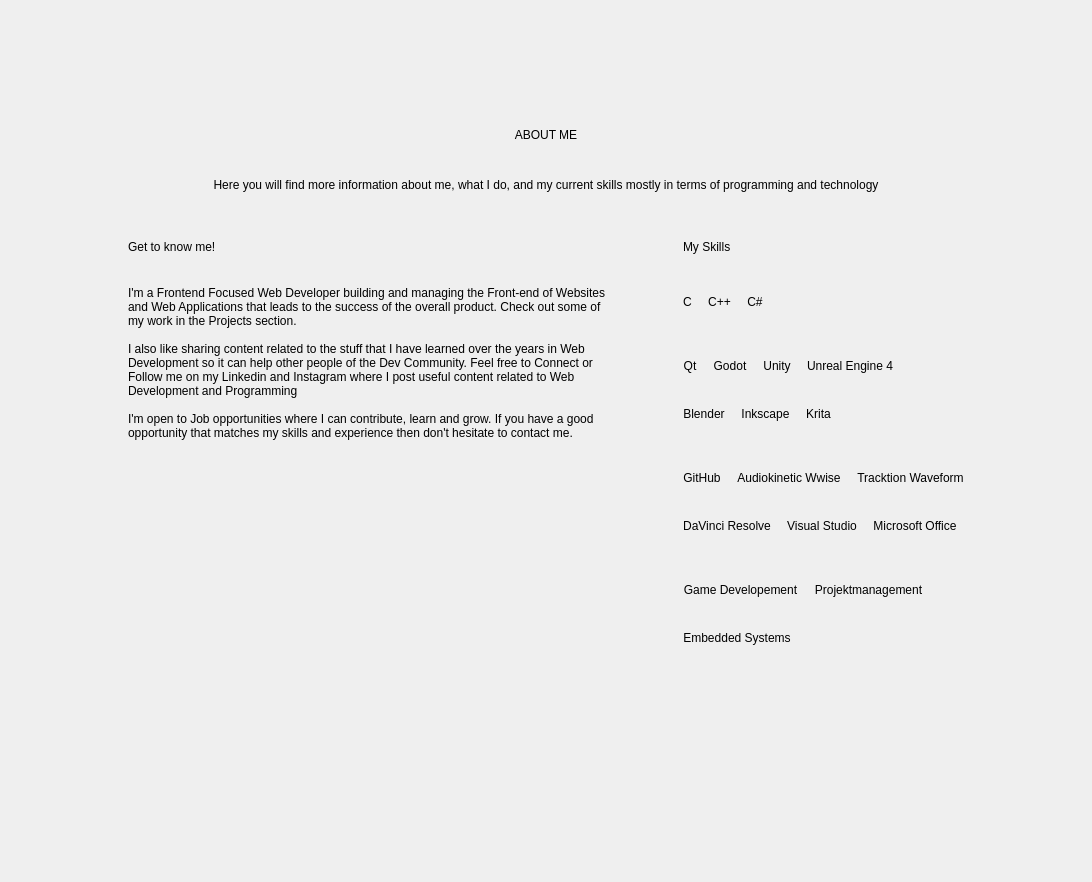
Old version of the form Portfolio_Qt_V6_7/aboutme.ui in the repository DillonLM00/portfolio.
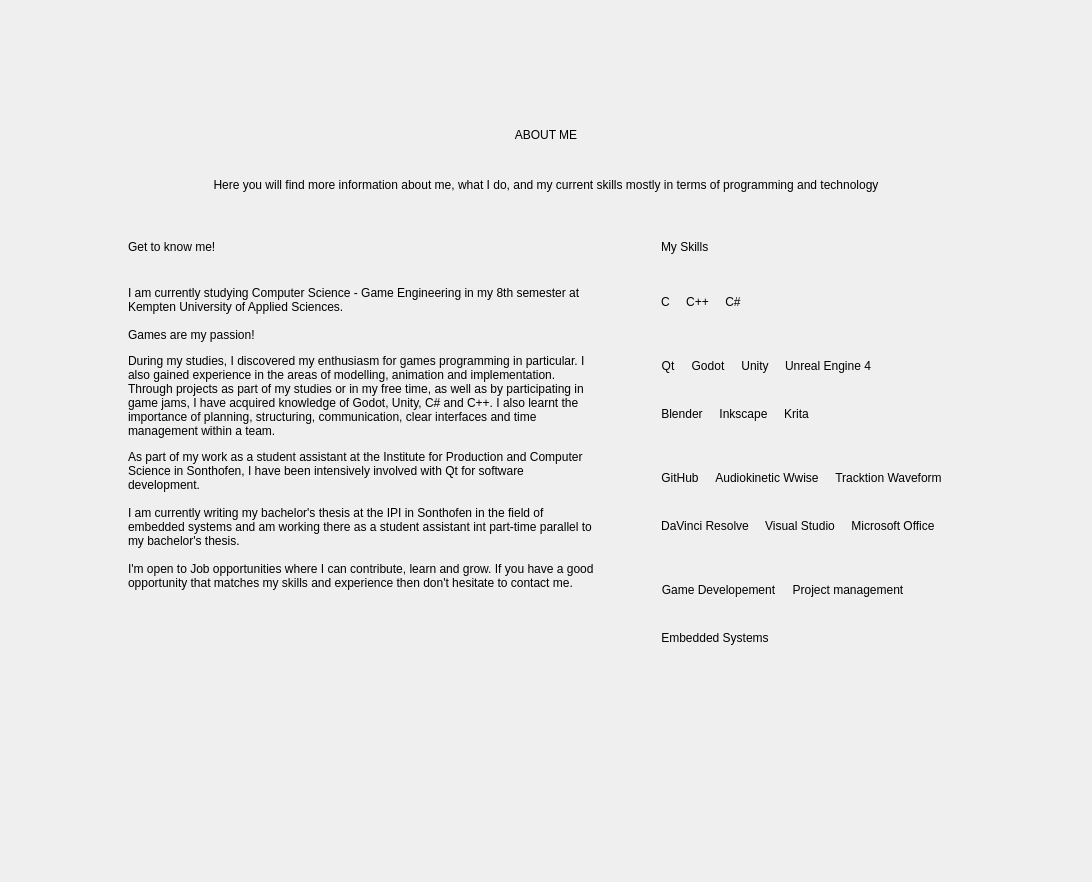
New version of the form.

Patch:
```diff
--- a/Portfolio_Qt_V6_7/aboutme.ui
+++ b/Portfolio_Qt_V6_7/aboutme.ui
@@ -149,11 +149,7 @@
          <item>
           <widget class="QLabel" name="textGTKLabel">
            <property name="text">
-            <string>I'm a Frontend Focused Web Developer building and managing the Front-end of Websites and Web Applications that leads to the success of the overall product. Check out some of my work in the Projects section.
-
-I also like sharing content related to the stuff that I have learned over the years in Web Development so it can help other people of the Dev Community. Feel free to Connect or Follow me on my Linkedin and Instagram where I post useful content related to Web Development and Programming
-
-I'm open to Job opportunities where I can contribute, learn and grow. If you have a good opportunity that matches my skills and experience then don't hesitate to contact me.</string>
+            <string>&lt;html&gt;&lt;head/&gt;&lt;body&gt;&lt;p&gt;I am currently studying Computer Science - Game Engineering in my 8th semester at Kempten University of Applied Sciences.&lt;br/&gt;&lt;br/&gt;Games are my passion!&lt;/p&gt;&lt;p&gt;During my studies, I discovered my enthusiasm for games programming in particular. I also gained experience in the areas of modelling, animation and implementation. Through projects as part of my studies or in my free time, as well as by participating in game jams, I have acquired knowledge of Godot, Unity, C# and C++. I also learnt the importance of planning, structuring, communication, clear interfaces and time management within a team.&lt;/p&gt;&lt;p&gt;As part of my work as a student assistant at the Institute for Production and Computer Science in Sonthofen, I have been intensively involved with Qt for software development.&lt;br/&gt;&lt;br/&gt;I am currently writing my bachelor's thesis at the IPI in Sonthofen in the field of embedded systems and am working there as a student assistant int part-time parallel to my bachelor's thesis.&lt;br/&gt;&lt;br/&gt;I'm open to Job opportunities where I can contribute, learn and grow. If you have a good opportunity that matches my skills and experience then don't hesitate to contact me.&lt;/p&gt;&lt;/body&gt;&lt;/html&gt;</string>
            </property>
            <property name="wordWrap">
             <bool>true</bool>
@@ -799,7 +795,7 @@
                   </size>
                  </property>
                  <property name="text">
-                  <string>Projektmanagement</string>
+                  <string>Project management</string>
                  </property>
                  <property name="alignment">
                   <set>Qt::AlignCenter</set>
```
